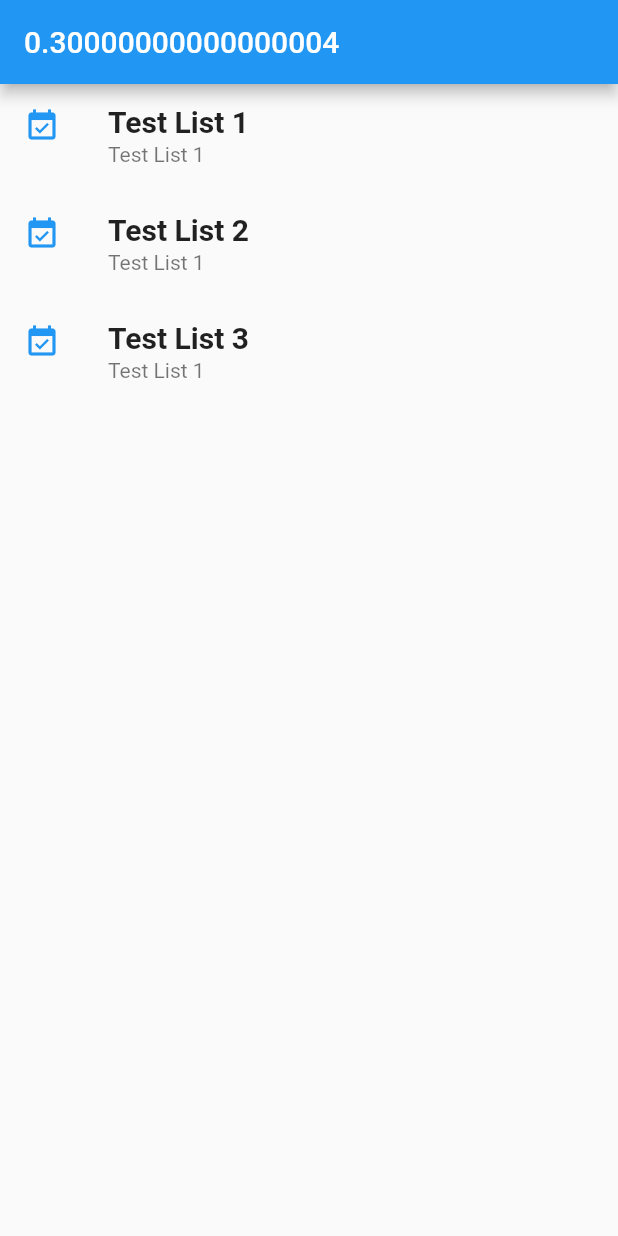
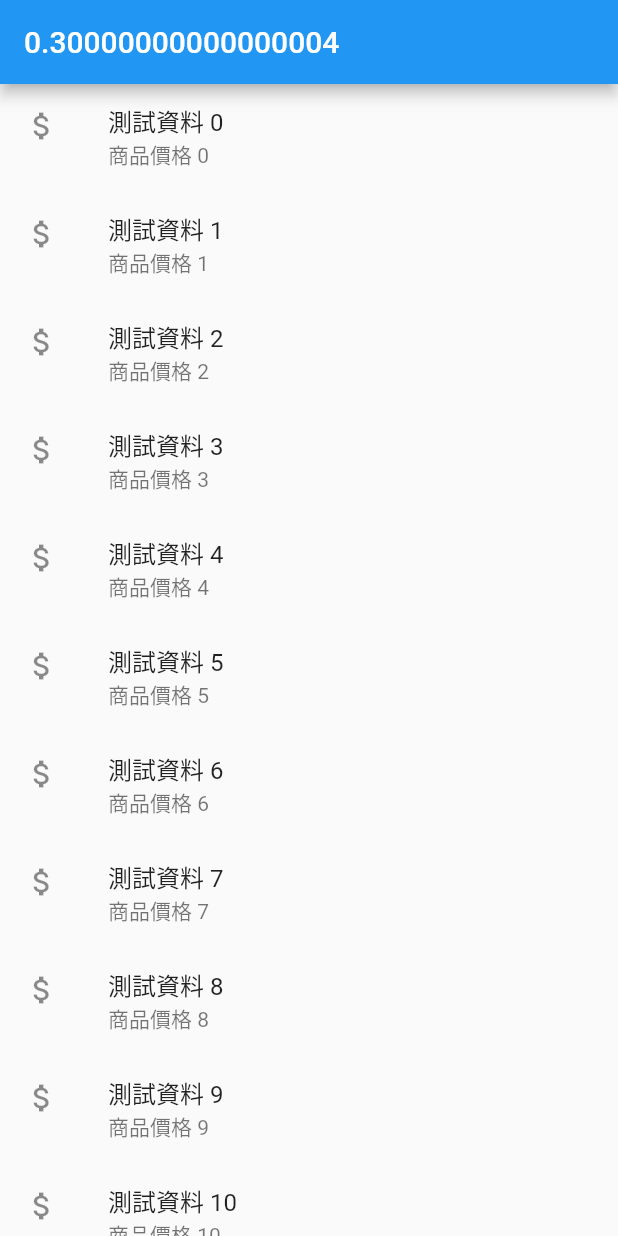
Before and after one commit to Embrs/flutter-demo, a Flutter app: the screen it shows after launch, on a phone screen of 412 x 824 dp. Run offline on Flutter 3.47's test engine with Material 2 defaults, Android fonts, the light colour scheme and no system bars.

Commit message:
ListView builder complete

```diff
--- a/lib/main.dart
+++ b/lib/main.dart
@@ -9,44 +9,41 @@ class MyApp extends StatelessWidget {
   Widget build(BuildContext context) {
     return Scaffold(
       appBar: AppBar(title: Text("${0.1 + 0.2}")),
-      body: Demo(),
+      body: ListViewDemo(),
     );
   }
 }
 
-class Demo extends StatelessWidget {
-  Demo({Key? key}) : super(key: key);
-  final List<Widget> list = [
-    const ListTile(
-      leading: Icon(Icons.event_available, color: Colors.blue),
-      title: Text(
-        "Test List 1",
-        style: TextStyle(fontWeight: FontWeight.w600, fontSize: 20),
-      ),
-      subtitle: Text("Test List 1"),
-    ),
-    const ListTile(
-      leading: Icon(Icons.event_available, color: Colors.blue),
-      title: Text(
-        "Test List 2",
-        style: TextStyle(fontWeight: FontWeight.w600, fontSize: 20),
-      ),
-      subtitle: Text("Test List 1"),
-    ),
-    const ListTile(
-      leading: Icon(Icons.event_available, color: Colors.blue),
-      title: Text(
-        "Test List 3",
-        style: TextStyle(fontWeight: FontWeight.w600, fontSize: 20),
-      ),
-      subtitle: Text("Test List 1"),
-    )
-  ];
+class ListViewDemo extends StatelessWidget {
+  ListViewDemo({Key? key}) : super(key: key);
+  final List<Product> listItems = List<Product>.generate(
+    500,
+    (index) => Product(
+        name: "測試資料 $index",
+        price: "商品價格 $index",
+        icon: const Icon(Icons.attach_money)),
+  );
   @override
   Widget build(BuildContext context) {
     return Center(
-        child: ListView(
-      children: list,
-    ));
+      child: ListView.builder(
+        itemCount: listItems.length,
+        itemBuilder: (context, index) {
+          return ListTile(
+            leading: listItems[index].icon,
+            title: Text("${listItems[index].name}"),
+            subtitle: Text("${listItems[index].price}"),
+          );
+        },
+      ),
+    );
   }
 }
+
+class Product {
+  final String? name;
+  final String? price;
+  final Icon? icon;
+
+  Product({this.name, this.price, this.icon});
+}
```
